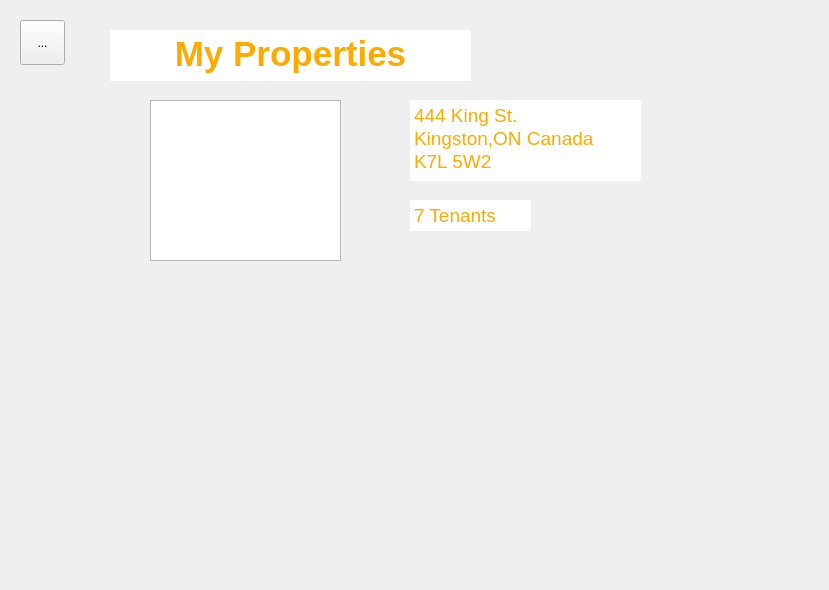
This is King_Project/propertymainform.ui in greg-maceachern12/MicroManage as Qt 5 draws it before an edit. The edited form follows.
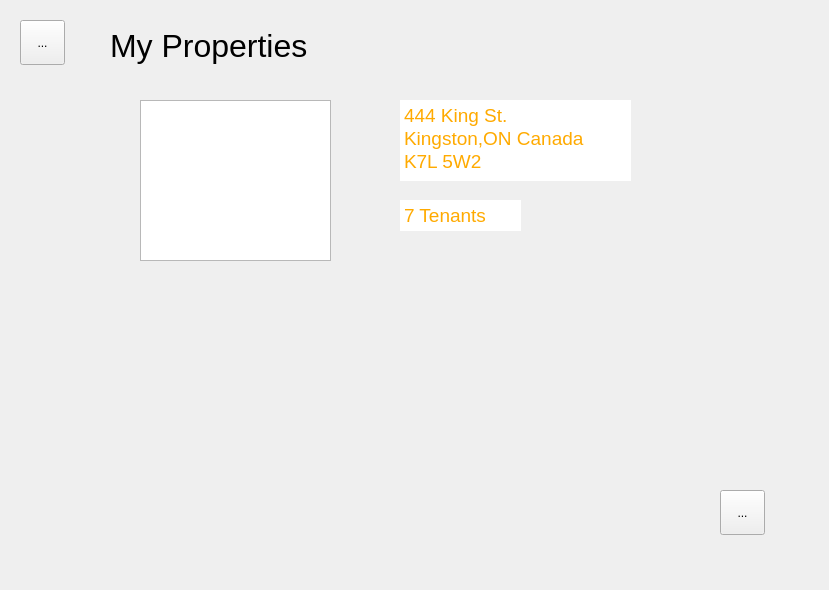
This is the edited form.

Commit message: Changed the header of the properties page to better match the rest of the app. Added a plus button to the properties page.

What changed in the file:
```diff
--- a/King_Project/propertymainform.ui
+++ b/King_Project/propertymainform.ui
@@ -47,92 +47,65 @@
      <height>590</height>
     </rect>
    </property>
-   <widget class="QTextEdit" name="titleText">
+  </widget>
+  <widget class="QTextBrowser" name="address">
     <property name="enabled">
      <bool>true</bool>
     </property>
+   <property name="geometry">
+    <rect>
+     <x>400</x>
+     <y>100</y>
+     <width>231</width>
+     <height>81</height>
+    </rect>
+   </property>
+   <property name="frameShape">
+    <enum>QFrame::NoFrame</enum>
+   </property>
+   <property name="verticalScrollBarPolicy">
+    <enum>Qt::ScrollBarAlwaysOff</enum>
+   </property>
+   <property name="horizontalScrollBarPolicy">
+    <enum>Qt::ScrollBarAlwaysOff</enum>
+   </property>
+   <property name="html">
+    <string>&lt;!DOCTYPE HTML PUBLIC &quot;-//W3C//DTD HTML 4.0//EN&quot; &quot;http://www.w3.org/TR/REC-html40/strict.dtd&quot;&gt;
+&lt;html&gt;&lt;head&gt;&lt;meta name=&quot;qrichtext&quot; content=&quot;1&quot; /&gt;&lt;style type=&quot;text/css&quot;&gt;
+p, li { white-space: pre-wrap; }
+&lt;/style&gt;&lt;/head&gt;&lt;body style=&quot; font-family:'.SF NS Text'; font-size:13pt; font-weight:400; font-style:normal;&quot;&gt;
+&lt;p style=&quot; margin-top:0px; margin-bottom:0px; margin-left:0px; margin-right:0px; -qt-block-indent:0; text-indent:0px;&quot;&gt;&lt;span style=&quot; font-family:'SimSun'; font-size:14pt; color:#ffaa00;&quot;&gt;444 King St.&lt;/span&gt;&lt;/p&gt;
+&lt;p style=&quot; margin-top:0px; margin-bottom:0px; margin-left:0px; margin-right:0px; -qt-block-indent:0; text-indent:0px;&quot;&gt;&lt;span style=&quot; font-family:'SimSun'; font-size:14pt; color:#ffaa00;&quot;&gt;Kingston,ON Canada&lt;/span&gt;&lt;/p&gt;
+&lt;p style=&quot; margin-top:0px; margin-bottom:0px; margin-left:0px; margin-right:0px; -qt-block-indent:0; text-indent:0px;&quot;&gt;&lt;span style=&quot; font-family:'SimSun'; font-size:14pt; color:#ffaa00;&quot;&gt;K7L 5W2&lt;/span&gt;&lt;/p&gt;
+&lt;p style=&quot;-qt-paragraph-type:empty; margin-top:0px; margin-bottom:0px; margin-left:0px; margin-right:0px; -qt-block-indent:0; text-indent:0px; font-family:'SimSun'; font-size:14pt; color:#ffaa00;&quot;&gt;&lt;br /&gt;&lt;/p&gt;&lt;/body&gt;&lt;/html&gt;</string>
+   </property>
+  </widget>
+  <widget class="QGraphicsView" name="graphicsView">
+   <property name="geometry">
+    <rect>
+     <x>140</x>
+     <y>100</y>
+     <width>191</width>
+     <height>161</height>
+    </rect>
+   </property>
+  </widget>
+  <widget class="QLabel" name="headerLabel">
     <property name="geometry">
      <rect>
       <x>110</x>
-      <y>30</y>
-      <width>361</width>
+     <y>20</y>
+     <width>211</width>
       <height>51</height>
      </rect>
     </property>
     <property name="font">
      <font>
-      <pointsize>36</pointsize>
-      <kerning>true</kerning>
-     </font>
-    </property>
-    <property name="mouseTracking">
-     <bool>false</bool>
-    </property>
-    <property name="focusPolicy">
-     <enum>Qt::StrongFocus</enum>
-    </property>
-    <property name="contextMenuPolicy">
-     <enum>Qt::DefaultContextMenu</enum>
-    </property>
-    <property name="styleSheet">
-     <string notr="true"/>
-    </property>
-    <property name="frameShape">
-     <enum>QFrame::NoFrame</enum>
-    </property>
-    <property name="frameShadow">
-     <enum>QFrame::Plain</enum>
-    </property>
-    <property name="lineWidth">
-     <number>1</number>
-    </property>
-    <property name="verticalScrollBarPolicy">
-     <enum>Qt::ScrollBarAlwaysOff</enum>
-    </property>
-    <property name="horizontalScrollBarPolicy">
-     <enum>Qt::ScrollBarAlwaysOff</enum>
-    </property>
-    <property name="sizeAdjustPolicy">
-     <enum>QAbstractScrollArea::AdjustIgnored</enum>
-    </property>
-    <property name="html">
-     <string>&lt;!DOCTYPE HTML PUBLIC &quot;-//W3C//DTD HTML 4.0//EN&quot; &quot;http://www.w3.org/TR/REC-html40/strict.dtd&quot;&gt;
-&lt;html&gt;&lt;head&gt;&lt;meta name=&quot;qrichtext&quot; content=&quot;1&quot; /&gt;&lt;style type=&quot;text/css&quot;&gt;
-p, li { white-space: pre-wrap; }
-&lt;/style&gt;&lt;/head&gt;&lt;body style=&quot; font-family:'SimSun'; font-size:36pt; font-weight:400; font-style:normal;&quot;&gt;
-&lt;p align=&quot;center&quot; style=&quot; margin-top:0px; margin-bottom:0px; margin-left:0px; margin-right:0px; -qt-block-indent:0; text-indent:0px;&quot;&gt;&lt;span style=&quot; font-size:26pt; font-weight:600; color:#ffaa00;&quot;&gt;My Properties&lt;/span&gt;&lt;/p&gt;&lt;/body&gt;&lt;/html&gt;</string>
-    </property>
-   </widget>
-   <widget class="QTextBrowser" name="address">
-    <property name="enabled">
-     <bool>true</bool>
-    </property>
-    <property name="geometry">
-     <rect>
-      <x>410</x>
-      <y>100</y>
-      <width>231</width>
-      <height>81</height>
-     </rect>
-    </property>
-    <property name="frameShape">
-     <enum>QFrame::NoFrame</enum>
-    </property>
-    <property name="verticalScrollBarPolicy">
-     <enum>Qt::ScrollBarAlwaysOff</enum>
-    </property>
-    <property name="horizontalScrollBarPolicy">
-     <enum>Qt::ScrollBarAlwaysOff</enum>
-    </property>
-    <property name="html">
-     <string>&lt;!DOCTYPE HTML PUBLIC &quot;-//W3C//DTD HTML 4.0//EN&quot; &quot;http://www.w3.org/TR/REC-html40/strict.dtd&quot;&gt;
-&lt;html&gt;&lt;head&gt;&lt;meta name=&quot;qrichtext&quot; content=&quot;1&quot; /&gt;&lt;style type=&quot;text/css&quot;&gt;
-p, li { white-space: pre-wrap; }
-&lt;/style&gt;&lt;/head&gt;&lt;body style=&quot; font-family:'SimSun'; font-size:9pt; font-weight:400; font-style:normal;&quot;&gt;
-&lt;p style=&quot; margin-top:0px; margin-bottom:0px; margin-left:0px; margin-right:0px; -qt-block-indent:0; text-indent:0px;&quot;&gt;&lt;span style=&quot; font-size:14pt; color:#ffaa00;&quot;&gt;444 King St.&lt;/span&gt;&lt;/p&gt;
-&lt;p style=&quot; margin-top:0px; margin-bottom:0px; margin-left:0px; margin-right:0px; -qt-block-indent:0; text-indent:0px;&quot;&gt;&lt;span style=&quot; font-size:14pt; color:#ffaa00;&quot;&gt;Kingston,ON Canada&lt;/span&gt;&lt;/p&gt;
-&lt;p style=&quot; margin-top:0px; margin-bottom:0px; margin-left:0px; margin-right:0px; -qt-block-indent:0; text-indent:0px;&quot;&gt;&lt;span style=&quot; font-size:14pt; color:#ffaa00;&quot;&gt;K7L 5W2&lt;/span&gt;&lt;/p&gt;
-&lt;p style=&quot;-qt-paragraph-type:empty; margin-top:0px; margin-bottom:0px; margin-left:0px; margin-right:0px; -qt-block-indent:0; text-indent:0px; font-size:14pt; color:#ffaa00;&quot;&gt;&lt;br /&gt;&lt;/p&gt;&lt;/body&gt;&lt;/html&gt;</string>
+     <pointsize>24</pointsize>
+    </font>
+   </property>
+   <property name="text">
+    <string>My Properties</string>
     </property>
    </widget>
    <widget class="QTextBrowser" name="tenant">
@@ -141,7 +114,7 @@
     </property>
     <property name="geometry">
      <rect>
-      <x>410</x>
+     <x>400</x>
       <y>200</y>
       <width>121</width>
       <height>31</height>
@@ -160,21 +133,23 @@
      <string>&lt;!DOCTYPE HTML PUBLIC &quot;-//W3C//DTD HTML 4.0//EN&quot; &quot;http://www.w3.org/TR/REC-html40/strict.dtd&quot;&gt;
 &lt;html&gt;&lt;head&gt;&lt;meta name=&quot;qrichtext&quot; content=&quot;1&quot; /&gt;&lt;style type=&quot;text/css&quot;&gt;
 p, li { white-space: pre-wrap; }
-&lt;/style&gt;&lt;/head&gt;&lt;body style=&quot; font-family:'SimSun'; font-size:9pt; font-weight:400; font-style:normal;&quot;&gt;
-&lt;p style=&quot; margin-top:0px; margin-bottom:0px; margin-left:0px; margin-right:0px; -qt-block-indent:0; text-indent:0px;&quot;&gt;&lt;span style=&quot; font-size:14pt; color:#ffaa00;&quot;&gt;7 Tenants&lt;/span&gt;&lt;/p&gt;
-&lt;p style=&quot;-qt-paragraph-type:empty; margin-top:0px; margin-bottom:0px; margin-left:0px; margin-right:0px; -qt-block-indent:0; text-indent:0px; font-size:14pt; color:#ffaa00;&quot;&gt;&lt;br /&gt;&lt;/p&gt;&lt;/body&gt;&lt;/html&gt;</string>
-    </property>
-   </widget>
-   <widget class="QGraphicsView" name="graphicsView">
+&lt;/style&gt;&lt;/head&gt;&lt;body style=&quot; font-family:'.SF NS Text'; font-size:13pt; font-weight:400; font-style:normal;&quot;&gt;
+&lt;p style=&quot; margin-top:0px; margin-bottom:0px; margin-left:0px; margin-right:0px; -qt-block-indent:0; text-indent:0px;&quot;&gt;&lt;span style=&quot; font-family:'SimSun'; font-size:14pt; color:#ffaa00;&quot;&gt;7 Tenants&lt;/span&gt;&lt;/p&gt;
+&lt;p style=&quot;-qt-paragraph-type:empty; margin-top:0px; margin-bottom:0px; margin-left:0px; margin-right:0px; -qt-block-indent:0; text-indent:0px; font-family:'SimSun'; font-size:14pt; color:#ffaa00;&quot;&gt;&lt;br /&gt;&lt;/p&gt;&lt;/body&gt;&lt;/html&gt;</string>
+   </property>
+  </widget>
+  <widget class="QToolButton" name="addButton">
     <property name="geometry">
      <rect>
-      <x>150</x>
-      <y>100</y>
-      <width>191</width>
-      <height>161</height>
-     </rect>
-    </property>
-   </widget>
+     <x>720</x>
+     <y>490</y>
+     <width>45</width>
+     <height>45</height>
+    </rect>
+   </property>
+   <property name="text">
+    <string>...</string>
+   </property>
   </widget>
   <zorder>Properties</zorder>
   <zorder>menuButton</zorder>
```
Left out of the diff: 5 changed lines with no effect on the pictures. Lines whose indentation alone changed are shown as unchanged. The commit also changes 1 other file.
